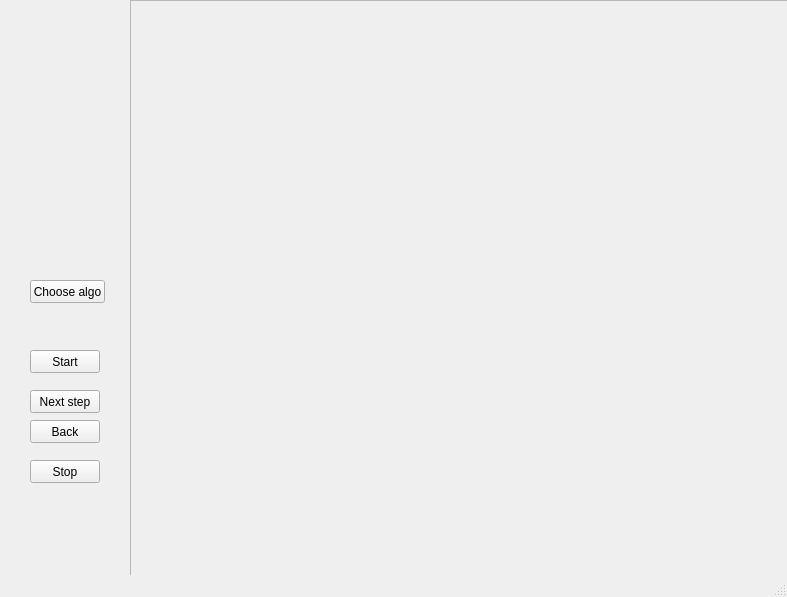
The window that Graph_algorithms/GraphUI/graphplotwindow.ui (symphony-of-nirfolio-uni/graph-algorithms) describes before a commit, drawn with Qt 5.
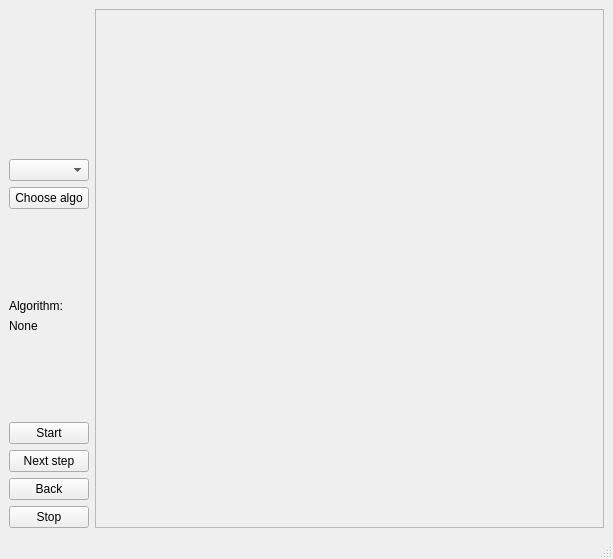
The same window after the commit.

Commit message: added dialog, drop down for algorithms, button logic with algorithm

Diff of the .ui file:
```diff
--- a/Graph_algorithms/GraphUI/graphplotwindow.ui
+++ b/Graph_algorithms/GraphUI/graphplotwindow.ui
@@ -6,102 +6,223 @@
    <rect>
     <x>0</x>
     <y>0</y>
-    <width>787</width>
-    <height>597</height>
+    <width>613</width>
+    <height>559</height>
    </rect>
   </property>
   <property name="windowTitle">
    <string>MainWindow</string>
   </property>
   <widget class="QWidget" name="centralwidget">
-   <widget class="QScrollArea" name="plot">
-    <property name="geometry">
-     <rect>
-      <x>130</x>
-      <y>0</y>
-      <width>661</width>
-      <height>581</height>
-     </rect>
-    </property>
-    <property name="widgetResizable">
-     <bool>true</bool>
-    </property>
-    <widget class="QWidget" name="scrollAreaWidgetContents">
-     <property name="geometry">
-      <rect>
-       <x>0</x>
-       <y>0</y>
-       <width>659</width>
-       <height>579</height>
-      </rect>
-     </property>
-    </widget>
-   </widget>
+   <layout class="QHBoxLayout" name="horizontalLayout">
+    <item>
+     <spacer name="horizontalSpacer_2">
+      <property name="orientation">
+       <enum>Qt::Horizontal</enum>
+      </property>
+      <property name="sizeType">
+       <enum>QSizePolicy::Fixed</enum>
+      </property>
+      <property name="sizeHint" stdset="0">
+       <size>
+        <width>0</width>
+        <height>40</height>
+       </size>
+      </property>
+     </spacer>
+    </item>
+    <item>
+     <layout class="QVBoxLayout" name="verticalLayout">
+      <item>
+       <spacer name="verticalSpacer_2">
+        <property name="orientation">
+         <enum>Qt::Vertical</enum>
+        </property>
+        <property name="sizeHint" stdset="0">
+         <size>
+          <width>20</width>
+          <height>150</height>
+         </size>
+        </property>
+       </spacer>
+      </item>
+      <item>
+       <widget class="QComboBox" name="algo_list"/>
+      </item>
+      <item>
    <widget class="QPushButton" name="choose_algo_button">
-    <property name="geometry">
-     <rect>
-      <x>30</x>
-      <y>280</y>
-      <width>75</width>
-      <height>23</height>
-     </rect>
+        <property name="sizePolicy">
+         <sizepolicy hsizetype="Fixed" vsizetype="Fixed">
+          <horstretch>0</horstretch>
+          <verstretch>0</verstretch>
+         </sizepolicy>
     </property>
     <property name="text">
      <string>Choose algo</string>
     </property>
    </widget>
+      </item>
+      <item>
+       <spacer name="verticalSpacer_3">
+        <property name="orientation">
+         <enum>Qt::Vertical</enum>
+        </property>
+        <property name="sizeHint" stdset="0">
+         <size>
+          <width>20</width>
+          <height>75</height>
+         </size>
+        </property>
+       </spacer>
+      </item>
+      <item>
+       <widget class="QLabel" name="algo_label">
+        <property name="text">
+         <string>Algorithm:</string>
+        </property>
+       </widget>
+      </item>
+      <item>
+       <widget class="QLabel" name="algo_name_label">
+        <property name="text">
+         <string>None</string>
+        </property>
+       </widget>
+      </item>
+      <item>
+       <spacer name="verticalSpacer">
+        <property name="orientation">
+         <enum>Qt::Vertical</enum>
+        </property>
+        <property name="sizeType">
+         <enum>QSizePolicy::Expanding</enum>
+        </property>
+        <property name="sizeHint" stdset="0">
+         <size>
+          <width>20</width>
+          <height>75</height>
+         </size>
+        </property>
+       </spacer>
+      </item>
+      <item>
    <widget class="QPushButton" name="start_algo_button">
-    <property name="geometry">
-     <rect>
-      <x>30</x>
-      <y>350</y>
-      <width>70</width>
-      <height>23</height>
-     </rect>
+        <property name="sizePolicy">
+         <sizepolicy hsizetype="Fixed" vsizetype="Fixed">
+          <horstretch>0</horstretch>
+          <verstretch>0</verstretch>
+         </sizepolicy>
     </property>
     <property name="text">
      <string>Start</string>
     </property>
    </widget>
+      </item>
+      <item>
    <widget class="QPushButton" name="next_step_button">
-    <property name="geometry">
-     <rect>
-      <x>30</x>
-      <y>390</y>
-      <width>70</width>
-      <height>23</height>
-     </rect>
+        <property name="sizePolicy">
+         <sizepolicy hsizetype="Fixed" vsizetype="Fixed">
+          <horstretch>0</horstretch>
+          <verstretch>0</verstretch>
+         </sizepolicy>
     </property>
     <property name="text">
      <string>Next step</string>
     </property>
    </widget>
+      </item>
+      <item>
    <widget class="QPushButton" name="back_button">
-    <property name="geometry">
-     <rect>
-      <x>30</x>
-      <y>420</y>
-      <width>70</width>
-      <height>23</height>
-     </rect>
+        <property name="sizePolicy">
+         <sizepolicy hsizetype="Fixed" vsizetype="Fixed">
+          <horstretch>0</horstretch>
+          <verstretch>0</verstretch>
+         </sizepolicy>
     </property>
     <property name="text">
      <string>Back</string>
     </property>
    </widget>
+      </item>
+      <item>
    <widget class="QPushButton" name="stop_button">
-    <property name="geometry">
-     <rect>
-      <x>30</x>
-      <y>460</y>
-      <width>70</width>
-      <height>23</height>
-     </rect>
+        <property name="sizePolicy">
+         <sizepolicy hsizetype="Fixed" vsizetype="Fixed">
+          <horstretch>0</horstretch>
+          <verstretch>0</verstretch>
+         </sizepolicy>
     </property>
     <property name="text">
      <string>Stop</string>
     </property>
    </widget>
+      </item>
+     </layout>
+    </item>
+    <item>
+     <spacer name="horizontalSpacer">
+      <property name="orientation">
+       <enum>Qt::Horizontal</enum>
+      </property>
+      <property name="sizeType">
+       <enum>QSizePolicy::Fixed</enum>
+      </property>
+      <property name="sizeHint" stdset="0">
+       <size>
+        <width>0</width>
+        <height>0</height>
+       </size>
+      </property>
+     </spacer>
+    </item>
+    <item>
+     <widget class="QScrollArea" name="plot">
+      <property name="enabled">
+       <bool>true</bool>
+      </property>
+      <property name="sizePolicy">
+       <sizepolicy hsizetype="Expanding" vsizetype="Expanding">
+        <horstretch>0</horstretch>
+        <verstretch>0</verstretch>
+       </sizepolicy>
+      </property>
+      <property name="minimumSize">
+       <size>
+        <width>500</width>
+        <height>500</height>
+       </size>
+      </property>
+      <property name="maximumSize">
+       <size>
+        <width>10000</width>
+        <height>10000</height>
+       </size>
+      </property>
+      <property name="baseSize">
+       <size>
+        <width>500</width>
+        <height>500</height>
+       </size>
+      </property>
+      <property name="frameShadow">
+       <enum>QFrame::Plain</enum>
+      </property>
+      <property name="widgetResizable">
+       <bool>true</bool>
+      </property>
+      <widget class="QWidget" name="scrollAreaWidgetContents">
+       <property name="geometry">
+        <rect>
+         <x>0</x>
+         <y>0</y>
+         <width>498</width>
+         <height>498</height>
+        </rect>
+       </property>
+      </widget>
+     </widget>
+    </item>
+   </layout>
   </widget>
   <widget class="QMenuBar" name="menubar">
    <property name="geometry">
```
Left out of the diff: 2 changed lines with no effect on the pictures. Lines whose indentation alone changed are shown as unchanged. The commit also changes 6 other files.
